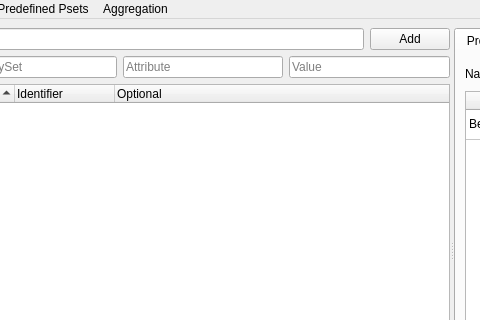
First picture: the form in src/som_gui/qt_designs/MainWindow.ui, repository c-mellueh/SOM-Toolkit, before the edit; both pictures show x 95 to 575 and y 0 to 320 of the 1315 by 503 pixel window.
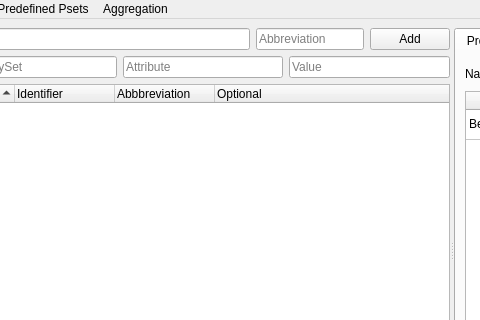
Second picture: the form after the edit.

```diff
--- a/src/som_gui/qt_designs/MainWindow.ui
+++ b/src/som_gui/qt_designs/MainWindow.ui
@@ -134,6 +134,19 @@
               </property>
              </widget>
             </item>
+            <item>
+             <widget class="QLineEdit" name="line_edit_abbreviation">
+              <property name="sizePolicy">
+               <sizepolicy hsizetype="Minimum" vsizetype="Fixed">
+                <horstretch>0</horstretch>
+                <verstretch>0</verstretch>
+               </sizepolicy>
+              </property>
+              <property name="placeholderText">
+               <string>Abbreviation</string>
+              </property>
+             </widget>
+            </item>
             <item>
              <widget class="QPushButton" name="button_objects_add">
               <property name="text">
@@ -184,6 +197,11 @@
             <string>Identifier</string>
            </property>
           </column>
+          <column>
+           <property name="text">
+            <string>Abbbreviation</string>
+           </property>
+          </column>
           <column>
            <property name="text">
             <string>Optional</string>
```
Left out of the diff: 2 changed lines with no effect on the pictures.
